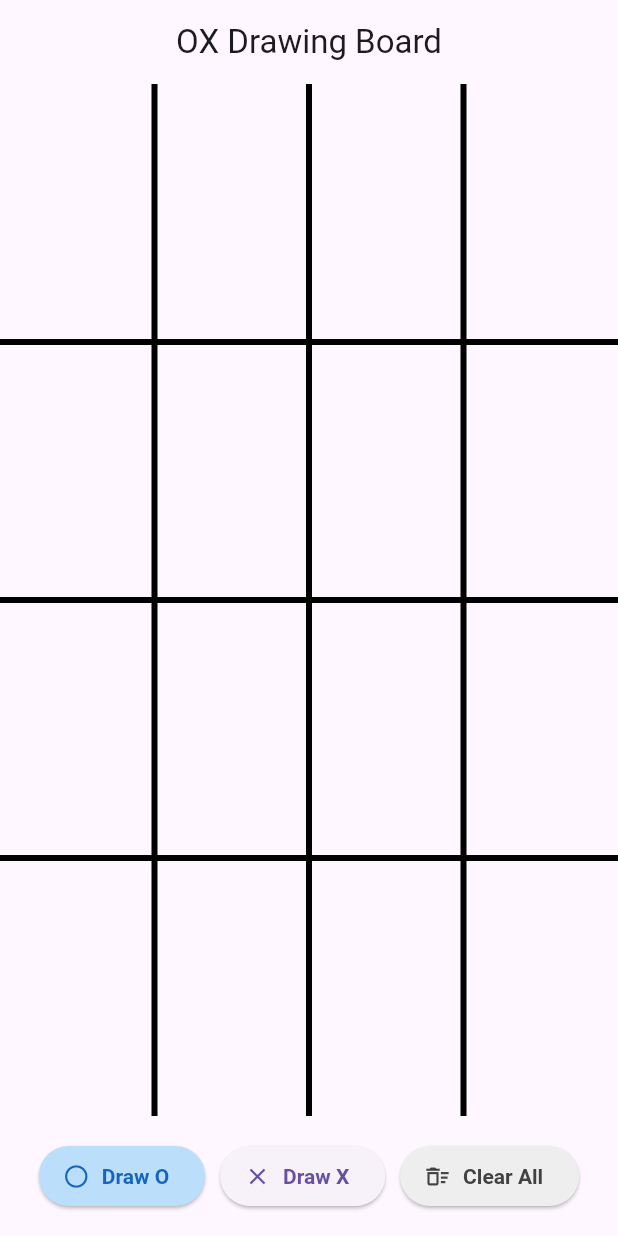
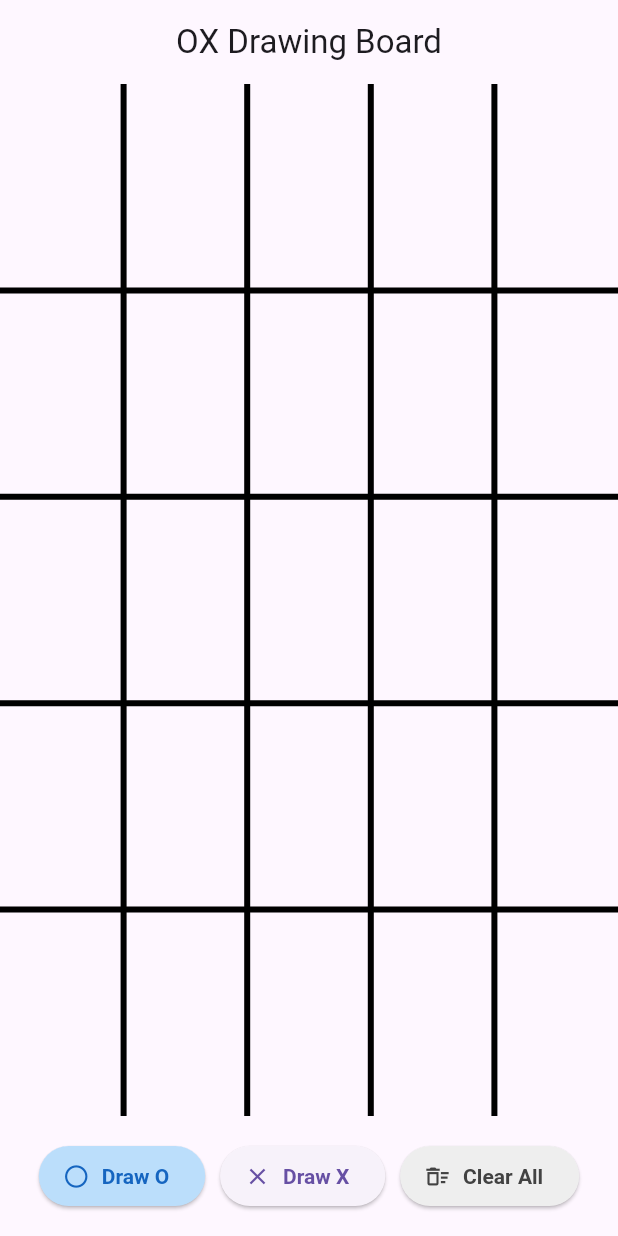
Before and after one commit to YukiTheBread/XO-app-softdev1, a Flutter app: the screen it shows after launch, on a phone screen of 412 x 824 dp. Run offline on Flutter 3.47's test engine with Material 3 defaults, Android fonts, the phone set to English and light mode, and no system bars.

Commit message:
ver2 changes x o to grid-locked

```diff
--- a/lib/main.dart
+++ b/lib/main.dart
@@ -26,17 +26,32 @@ class _OXBoardState extends State<OXBoard> {
   // The currently selected tool for drawing
   String _selectedTool = 'O';
 
-  static const double _markSize = 100.0;
+  static const double _markSize = 50.0;
+  static const int _gridSize = 5; // Define grid size consistently
 
   /// Handles a tap down event on the drawing area.
   /// Converts the global tap position to a local position relative to the CustomPaint
-  /// and adds a new Mark to the list.
-  void _handleTap(Offset localPosition) {
+  /// and adds a new Mark to the list, placing it at the center of the tapped grid cell.
+  void _handleTap(Offset localPosition, Size boardSize) {
+    // Calculate cell dimensions
+    final double cellWidth = boardSize.width / _gridSize;
+    final double cellHeight = boardSize.height / _gridSize;
+
+    // Determine which cell was tapped
+    final int col = (localPosition.dx / cellWidth).floor();
+    final int row = (localPosition.dy / cellHeight).floor();
+
+    // Calculate the center of the tapped cell
+    final double centerX = col * cellWidth + (cellWidth / 2);
+    final double centerY = row * cellHeight + (cellHeight / 2);
+
+    final Offset cellCenterPosition = Offset(centerX, centerY);
+
     setState(() {
       // Create a new list instance to trigger `shouldRepaint` in BoardPainter,
       // ensuring the UI updates correctly.
       _marks = List<Mark>.from(_marks)
-        ..add(Mark(position: localPosition, type: _selectedTool));
+        ..add(Mark(position: cellCenterPosition, type: _selectedTool));
     });
   }
 
@@ -79,12 +94,17 @@ class _OXBoardState extends State<OXBoard> {
                       final Offset localPos = box.globalToLocal(
                         details.globalPosition,
                       );
-                      _handleTap(localPos);
+                      // Pass boardSize to _handleTap so it can calculate cell centers
+                      _handleTap(localPos, boardSize);
                     }
                   },
                   child: CustomPaint(
                     size: boardSize,
-                    painter: BoardPainter(marks: _marks, markSize: _markSize),
+                    painter: BoardPainter(
+                      marks: _marks,
+                      markSize: _markSize,
+                      gridSize: _gridSize,
+                    ),
                   ),
                 );
               },
@@ -142,12 +162,17 @@ class _OXBoardState extends State<OXBoard> {
   }
 }
 
-/// A CustomPainter for 3x3 grid and all the 'O' and 'X'
+/// A CustomPainter for NxN grid and all the 'O' and 'X'
 class BoardPainter extends CustomPainter {
   final List<Mark> marks;
   final double markSize;
+  final int gridSize; // Added gridSize to the painter
 
-  BoardPainter({required this.marks, required this.markSize});
+  BoardPainter({
+    required this.marks,
+    required this.markSize,
+    required this.gridSize,
+  });
 
   @override
   void paint(Canvas canvas, Size size) {
@@ -156,10 +181,6 @@ class BoardPainter extends CustomPainter {
       ..color = Colors.black
       ..strokeWidth = 4
       ..style = PaintingStyle.stroke;
-
-    //gridSize n x n
-    final gridSize = 4;
-    //
 
     final double cellWidth = size.width / gridSize;
     final double cellHeight = size.height / gridSize;
@@ -194,6 +215,7 @@ class BoardPainter extends CustomPainter {
         canvas.drawCircle(mark.position, markSize / 2, oPaint);
       } else if (mark.type == 'X') {
         final double halfSize = markSize / 2;
+        // Adjust line drawing to be centered around mark.position
         canvas.drawLine(
           mark.position + Offset(-halfSize, -halfSize),
           mark.position + Offset(halfSize, halfSize),
@@ -210,6 +232,8 @@ class BoardPainter extends CustomPainter {
 
   @override
   bool shouldRepaint(BoardPainter oldDelegate) {
-    return oldDelegate.marks != marks || oldDelegate.markSize != markSize;
+    return oldDelegate.marks != marks ||
+        oldDelegate.markSize != markSize ||
+        oldDelegate.gridSize != gridSize;
   }
 }
```
